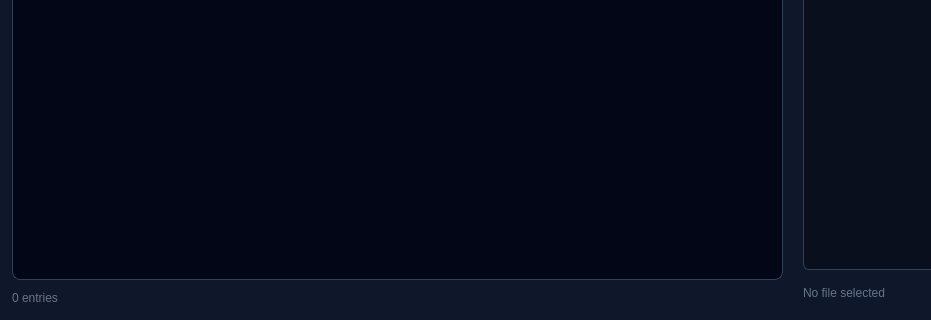
Above: software/uwb_rtls_studio/views/ui/log_tab.ui from phuongmt08/uwb-rtls before the change; both pictures show x 0 to 931 and y 480 to 800 of the 1300 by 800 pixel window. Below: the same form after it.
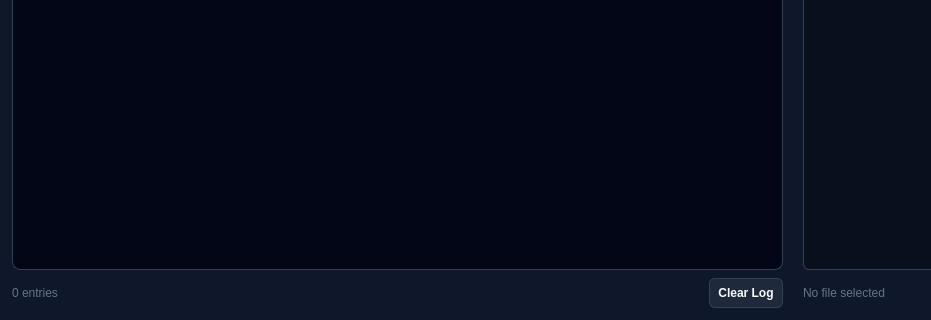
That is the form after the change.

What changed in the file:
```diff
--- a/software/uwb_rtls_studio/views/ui/log_tab.ui
+++ b/software/uwb_rtls_studio/views/ui/log_tab.ui
@@ -260,6 +260,16 @@
            </property>
           </spacer>
          </item>
+         <item>
+          <widget class="QPushButton" name="btn_clear_log">
+           <property name="toolTip">
+            <string>End and save the current log run</string>
+           </property>
+           <property name="text">
+            <string>Clear Log</string>
+           </property>
+          </widget>
+         </item>
         </layout>
        </item>
       </layout>
```
